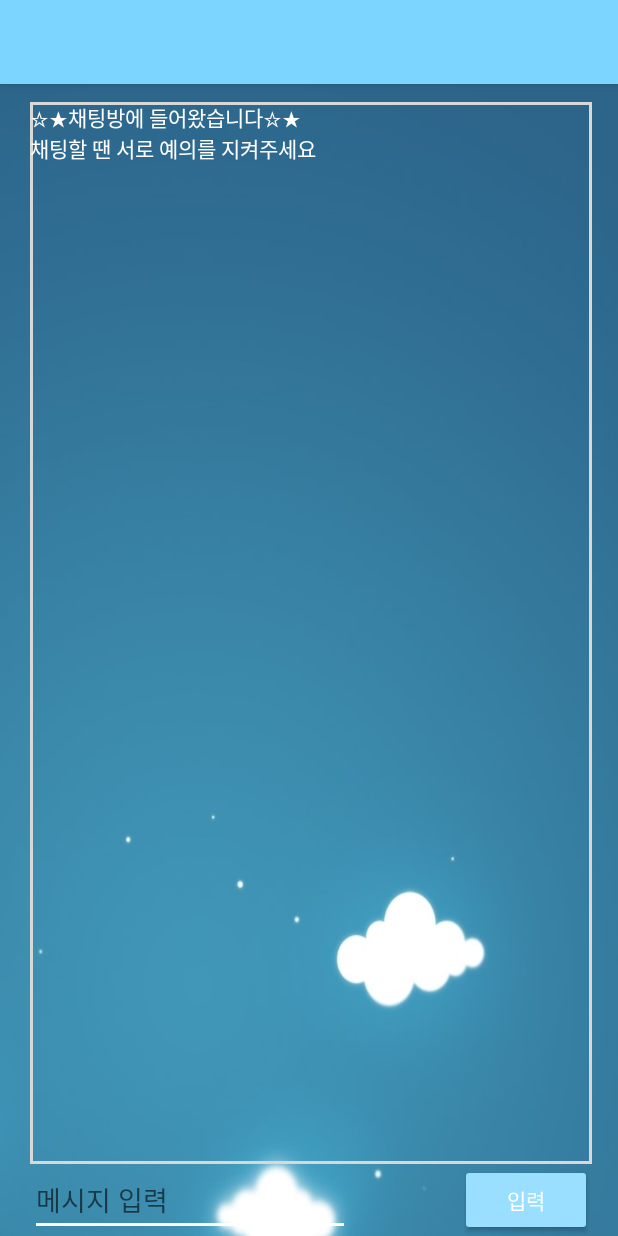
After one commit to ShinHyeYong/TeamProject, an Android app: the ChatRoom screen opened directly, with no data from a screen before it, on a phone screen of 412 x 824 dp. The commit adds this screen. Run offline under Robolectric (Android 15) with nearby library versions, the phone set to English and light mode, and no system bars; our stand-ins replace Firebase (no records; nobody signed in at launch, a user with empty details on screens opened directly); 2 statements that could not run were skipped.

Commit message:
채팅방 추가

```diff
--- a/app/build.gradle
+++ b/app/build.gradle
@@ -44,4 +44,7 @@ dependencies {
     compile 'com.android.support:multidex:1.0.1'
     compile 'com.android.support:support-v4:24.2.1'
     compile 'com.google.android.gms:play-services:9.8.0'
+    compile 'com.google.firebase:firebase-database:9.2.1'
 }
+
+apply plugin: 'com.google.gms.google-services'
--- a/app/src/main/AndroidManifest.xml
+++ b/app/src/main/AndroidManifest.xml
@@ -67,6 +67,7 @@
         <activity android:name="utils.dbconnected.SignInActivity" />
         <activity android:name="sub.listpage.WritePage" />
         <activity android:name="sub.listpage.ContentPage" />
+        <activity android:name="sub.listpage.ChatRoom"/>
         <activity android:name="utils.dbconnected.ChangeInfoActivity" />
     </application>
 
--- /dev/null
+++ b/app/src/main/java/sub/listpage/ChatRoom.java
@@ -0,0 +1,126 @@
+package sub.listpage;
+
+import android.graphics.Color;
+import android.os.Bundle;
+import android.os.PersistableBundle;
+import android.support.annotation.Nullable;
+import android.support.v7.app.AppCompatActivity;
+import android.view.View;
+import android.widget.Button;
+import android.widget.EditText;
+import android.widget.TextView;
+
+import com.google.firebase.database.ChildEventListener;
+import com.google.firebase.database.DataSnapshot;
+import com.google.firebase.database.DatabaseError;
+import com.google.firebase.database.DatabaseReference;
+import com.google.firebase.database.FirebaseDatabase;
+
+import java.util.Calendar;
+import java.util.HashMap;
+import java.util.Iterator;
+import java.util.Map;
+import java.util.Random;
+
+import psj.hahaha.R;
+
+/**
+ * Created by user on 2016-12-06.
+ */
+
+public class ChatRoom extends AppCompatActivity {
+
+    private Button btn_send_msg;
+    private EditText input_msg;
+    private TextView chat_conversation;
+    private String chat_msg,chat_user_name;
+
+    private String user_name,room_name;
+    private DatabaseReference root ;
+    private String temp_key;
+    String timeStamp;
+
+    @Override
+    protected void onCreate(Bundle savedInstanceState) {
+        super.onCreate(savedInstanceState);
+        setContentView(R.layout.chat_room);
+        btn_send_msg = (Button) findViewById(R.id.btn_send);
+        input_msg = (EditText) findViewById(R.id.msg_input);
+        chat_conversation = (TextView) findViewById(R.id.chat_text);
+
+        user_name = getIntent().getExtras().get("user_name").toString();
+        room_name = getIntent().getExtras().get("room_name").toString();
+
+        setTitle(room_name);
+
+        root = FirebaseDatabase.getInstance().getReference().child(room_name);
+
+        btn_send_msg.setOnClickListener(new View.OnClickListener() {
+            @Override
+            public void onClick(View view) {
+
+                Map<String,Object> map = new HashMap<String, Object>();
+                //채팅방 고유키 설정
+                temp_key = root.push().getKey();
+                root.updateChildren(map);
+
+                //고유키를 바탕으로 데이터베이스 설정
+                DatabaseReference message_root = root.child(temp_key);
+                Map<String,Object> map2 = new HashMap<String, Object>();
+                map2.put("name",user_name);
+                map2.put("msg",input_msg.getText().toString());
+                input_msg.setText("");
+                message_root.updateChildren(map2);
+            }
+        });
+
+        root.addChildEventListener(new ChildEventListener() {
+            @Override
+            public void onChildAdded(DataSnapshot dataSnapshot, String s) {
+
+                append_chat_conversation(dataSnapshot);
+            }
+
+            @Override
+            public void onChildChanged(DataSnapshot dataSnapshot, String s) {
+
+                append_chat_conversation(dataSnapshot);
+
+            }
+
+            @Override
+            public void onChildRemoved(DataSnapshot dataSnapshot) {
+
+            }
+
+            @Override
+            public void onChildMoved(DataSnapshot dataSnapshot, String s) {
+
+            }
+
+            @Override
+            public void onCancelled(DatabaseError databaseError) {
+
+            }
+        });
+
+    }
+
+
+
+    private void append_chat_conversation(DataSnapshot dataSnapshot) {
+
+        Iterator i = dataSnapshot.getChildren().iterator();
+
+        while (i.hasNext()){
+            timeStamp = java.text.DateFormat.getTimeInstance().format(Calendar.getInstance().getTime());
+            chat_msg = (String) ((DataSnapshot)i.next()).getValue();
+            chat_user_name = (String) ((DataSnapshot)i.next()).getValue();
+
+            chat_conversation.append(chat_user_name +" : "+chat_msg +" \n" +"("+timeStamp+")\n\n");
+
+        }
+
+
+    }
+}
--- /dev/null
+++ b/app/src/main/res/layout/chat_room.xml
@@ -0,0 +1,61 @@
+<?xml version="1.0" encoding="utf-8"?>
+<RelativeLayout xmlns:android="http://schemas.android.com/apk/res/android"
+    android:layout_width="match_parent"
+    android:layout_height="match_parent"
+    android:background="@drawable/chat"
+    xmlns:app="http://schemas.android.com/apk/res-auto">
+
+    <Button
+        android:text="입력"
+        android:layout_width="wrap_content"
+        android:layout_height="wrap_content"
+        android:layout_alignParentBottom="true"
+        android:layout_alignParentEnd="true"
+        android:textColor="@color/colorAccent"
+        android:layout_marginEnd="17dp"
+        app:backgroundTint="#9adfff"
+        android:id="@+id/btn_send" />
+
+    <EditText
+        android:layout_width="wrap_content"
+        android:layout_height="wrap_content"
+        android:inputType="textShortMessage"
+        android:hint="메시지 입력"
+        android:ems="10"
+        android:layout_alignTop="@+id/btn_send"
+        android:layout_alignParentStart="true"
+        android:layout_marginStart="20dp"
+        android:id="@+id/msg_input" />
+
+
+    <ScrollView
+        android:layout_width="match_parent"
+        android:layout_height="match_parent"
+        android:layout_marginTop="12dp"
+        android:background="@drawable/xml_border"
+        android:layout_above="@+id/btn_send"
+        android:layout_alignEnd="@+id/btn_send"
+        android:layout_alignStart="@+id/msg_input">
+
+        <LinearLayout
+            android:layout_width="match_parent"
+            android:layout_height="wrap_content"
+            android:orientation="vertical" >
+
+            <TextView
+                android:text="☆★채팅방에 들어왔습니다☆★ \n채팅할 땐 서로 예의를 지켜주세요\n"
+                android:layout_width="match_parent"
+                android:layout_height="wrap_content"
+                android:textColor="@color/colorAccent"
+                android:id="@+id/textView15" />
+
+            <TextView
+                android:layout_width="wrap_content"
+                android:layout_height="wrap_content"
+                android:textColor="@color/colorAccent"
+                android:textSize="15dp"
+                android:id="@+id/chat_text" />
+        </LinearLayout>
+    </ScrollView>
+
+</RelativeLayout>
--- a/build.gradle
+++ b/build.gradle
@@ -6,6 +6,7 @@ buildscript {
     }
     dependencies {
         classpath 'com.android.tools.build:gradle:2.2.2'
+        classpath 'com.google.gms:google-services:3.0.0'
 
         // NOTE: Do not place your application dependencies here; they belong
         // in the individual module build.gradle files
```
Also changed, not shown: app/src/main/java/main/fragment/tab/GatherFragment.java (+107 -21 lines), app/src/main/java/sub/listpage/WritePage.java (+13 -4 lines), app/src/main/java/utils/fireBaseInit/AppApplication.java (added, +19 -0 lines), app/src/main/res/layout/fragment_gather.xml (+11 -0 lines), app/src/main/res/drawable/chat.jpg (added), 1 other file.
